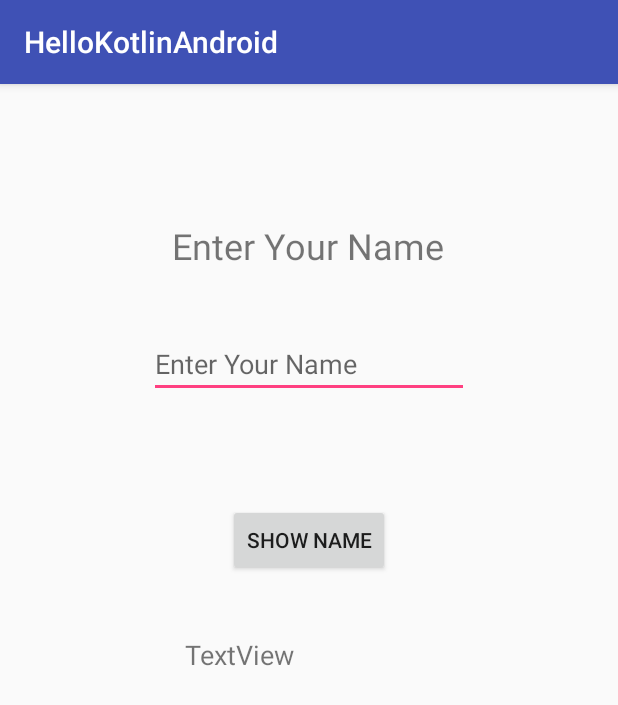
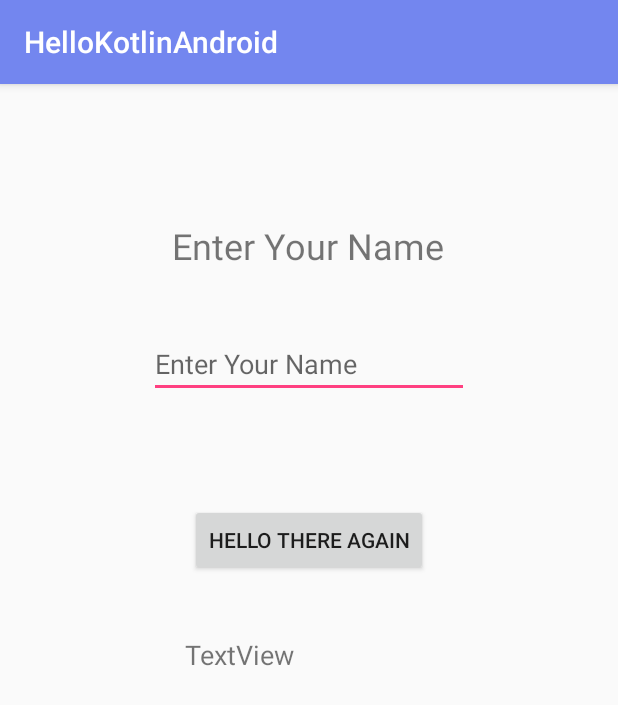
Before and after one commit to gitzblitz/HelloKotlinAndroid, an Android app: the screen it shows after launch (MainActivity), on a phone screen of 412 x 824 dp. Shown: the top 705 px of the screen. Run offline under Robolectric (Android 15) with nearby library versions, the phone set to English and light mode, and no system bars.

Commit message:
Copy change and color

```diff
--- a/app/src/main/res/layout/activity_main.xml
+++ b/app/src/main/res/layout/activity_main.xml
@@ -14,7 +14,7 @@
         android:layout_marginEnd="8dp"
         android:layout_marginStart="8dp"
         android:layout_marginTop="188dp"
-        android:text="@string/button_name"
+        android:text="@string/newest_item"
         app:layout_constraintBottom_toBottomOf="parent"
         app:layout_constraintEnd_toEndOf="parent"
         app:layout_constraintStart_toStartOf="parent"
--- a/app/src/main/res/values/colors.xml
+++ b/app/src/main/res/values/colors.xml
@@ -1,6 +1,6 @@
 <?xml version="1.0" encoding="utf-8"?>
 <resources>
-    <color name="colorPrimary">#3F51B5</color>
+    <color name="colorPrimary">#7386ef</color>
     <color name="colorPrimaryDark">#303F9F</color>
     <color name="colorAccent">#FF4081</color>
 </resources>
--- a/app/src/main/res/values/strings.xml
+++ b/app/src/main/res/values/strings.xml
@@ -3,4 +3,6 @@
     <string name="button_name">Show Name</string>
     <string name="title">Enter Your Name</string>
     <string name="hint_name">Enter Your Name</string>
+    <string name="new_hint">New Hint</string>
+    <string name="newest_item">Hello there again</string>
 </resources>
```
